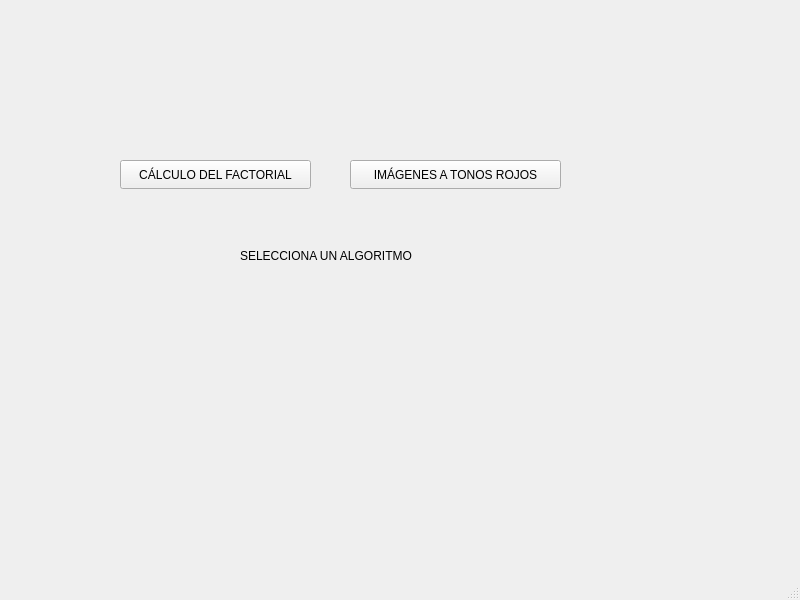
Qt form mainwindow.ui (ddelrm01/Practica3_ARCO) before a commit.
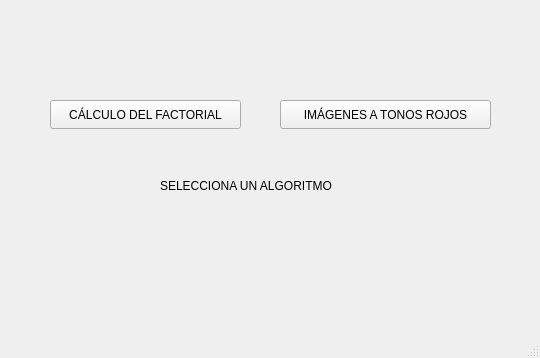
The same form after that commit.

Patch:
```diff
--- a/mainwindow.ui
+++ b/mainwindow.ui
@@ -6,8 +6,8 @@
    <rect>
     <x>0</x>
     <y>0</y>
-    <width>800</width>
-    <height>600</height>
+    <width>540</width>
+    <height>358</height>
    </rect>
   </property>
   <property name="windowTitle">
@@ -17,8 +17,8 @@
    <widget class="QPushButton" name="pushButton">
     <property name="geometry">
      <rect>
-      <x>120</x>
-      <y>160</y>
+      <x>50</x>
+      <y>100</y>
       <width>191</width>
       <height>29</height>
      </rect>
@@ -30,8 +30,8 @@
    <widget class="QPushButton" name="pushButton_2">
     <property name="geometry">
      <rect>
-      <x>350</x>
-      <y>160</y>
+      <x>280</x>
+      <y>100</y>
       <width>211</width>
       <height>29</height>
      </rect>
@@ -43,8 +43,8 @@
    <widget class="QLabel" name="label">
     <property name="geometry">
      <rect>
-      <x>240</x>
-      <y>230</y>
+      <x>160</x>
+      <y>160</y>
       <width>201</width>
       <height>51</height>
      </rect>
```
Left out of the diff: 6 changed lines with no effect on the pictures.
